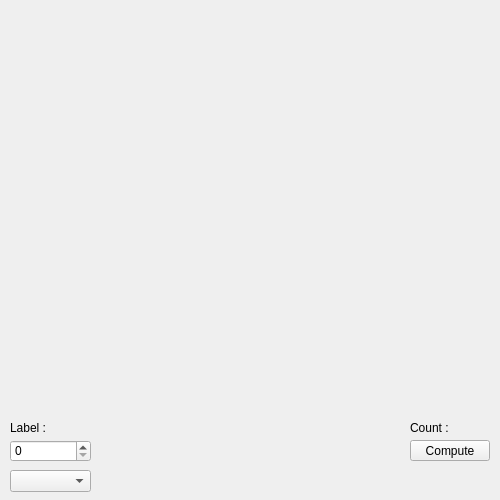
Old version of the form Example/MNIST/mainwindow.ui in the repository MatthieuHernandez/NeuralNetworkTest.
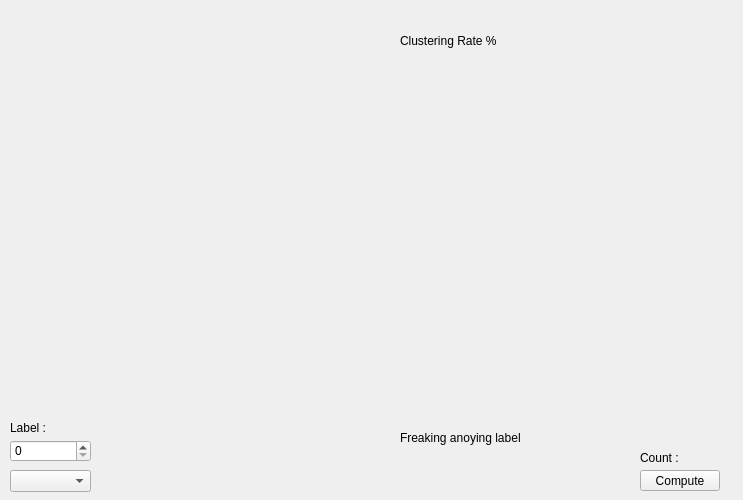
New version of the form. Custom widgets are drawn as their Qt base class.

Commit message: Graph for clusteringRate with calculation before training

Patch:
```diff
--- a/Example/MNIST/mainwindow.ui
+++ b/Example/MNIST/mainwindow.ui
@@ -6,7 +6,7 @@
    <rect>
     <x>0</x>
     <y>0</y>
-    <width>500</width>
+    <width>743</width>
     <height>500</height>
    </rect>
   </property>
@@ -36,10 +36,10 @@
    <widget class="QLabel" name="Image">
     <property name="geometry">
      <rect>
-      <x>100</x>
-      <y>40</y>
-      <width>280</width>
-      <height>280</height>
+      <x>10</x>
+      <y>10</y>
+      <width>331</width>
+      <height>401</height>
      </rect>
     </property>
     <property name="text">
@@ -49,8 +49,8 @@
    <widget class="QPushButton" name="pushButton">
     <property name="geometry">
      <rect>
-      <x>410</x>
-      <y>440</y>
+      <x>640</x>
+      <y>470</y>
       <width>80</width>
       <height>21</height>
      </rect>
@@ -85,8 +85,8 @@
    <widget class="QLabel" name="labelCount">
     <property name="geometry">
      <rect>
-      <x>410</x>
-      <y>420</y>
+      <x>640</x>
+      <y>450</y>
       <width>81</width>
       <height>16</height>
      </rect>
@@ -95,9 +95,53 @@
      <string>Count :</string>
     </property>
    </widget>
+   <widget class="QCustomPlot" name="custom_plot" native="true">
+    <property name="geometry">
+     <rect>
+      <x>400</x>
+      <y>50</y>
+      <width>301</width>
+      <height>361</height>
+     </rect>
+    </property>
+   </widget>
+   <widget class="QLabel" name="label">
+    <property name="geometry">
+     <rect>
+      <x>400</x>
+      <y>25</y>
+      <width>111</width>
+      <height>31</height>
+     </rect>
+    </property>
+    <property name="text">
+     <string>Clustering Rate %</string>
+    </property>
+   </widget>
+   <widget class="QLabel" name="CRMAX">
+    <property name="geometry">
+     <rect>
+      <x>400</x>
+      <y>430</y>
+      <width>161</width>
+      <height>16</height>
+     </rect>
+    </property>
+    <property name="text">
+     <string>Freaking anoying label</string>
+    </property>
+   </widget>
   </widget>
  </widget>
  <layoutdefault spacing="6" margin="11"/>
+ <customwidgets>
+  <customwidget>
+   <class>QCustomPlot</class>
+   <extends>QWidget</extends>
+   <header>qcustomplot.h</header>
+   <container>1</container>
+  </customwidget>
+ </customwidgets>
  <resources/>
  <connections/>
 </ui>
```
The commit also changes 6 other files.
